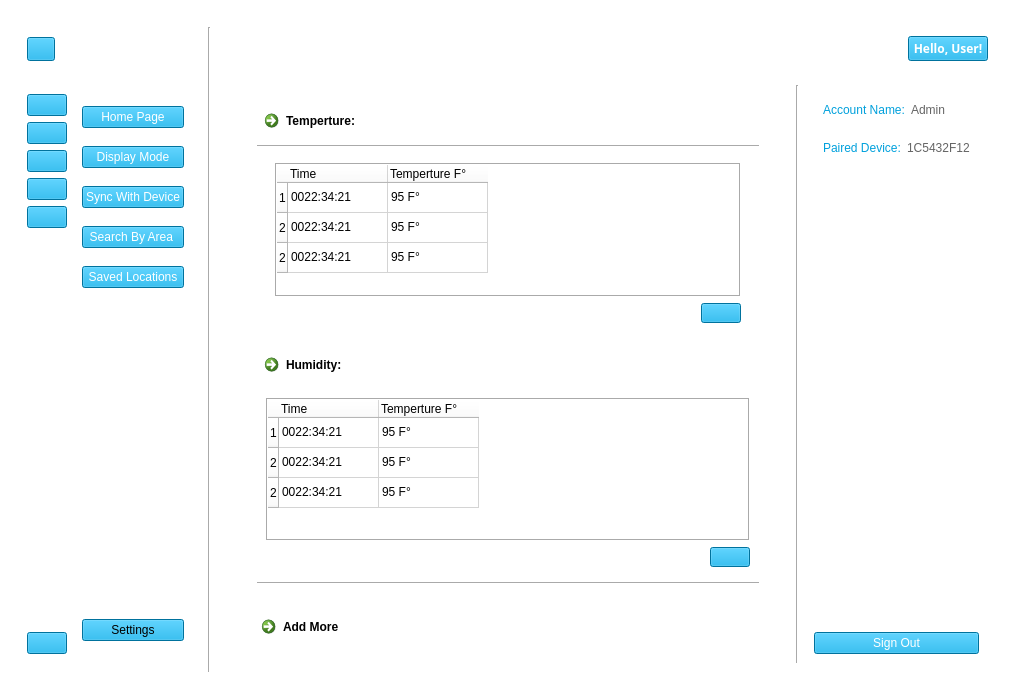
The window that User Interface/WeatherApp.ui (sarscheps/Project---UI-Communications) describes before a commit, drawn with Qt 5.
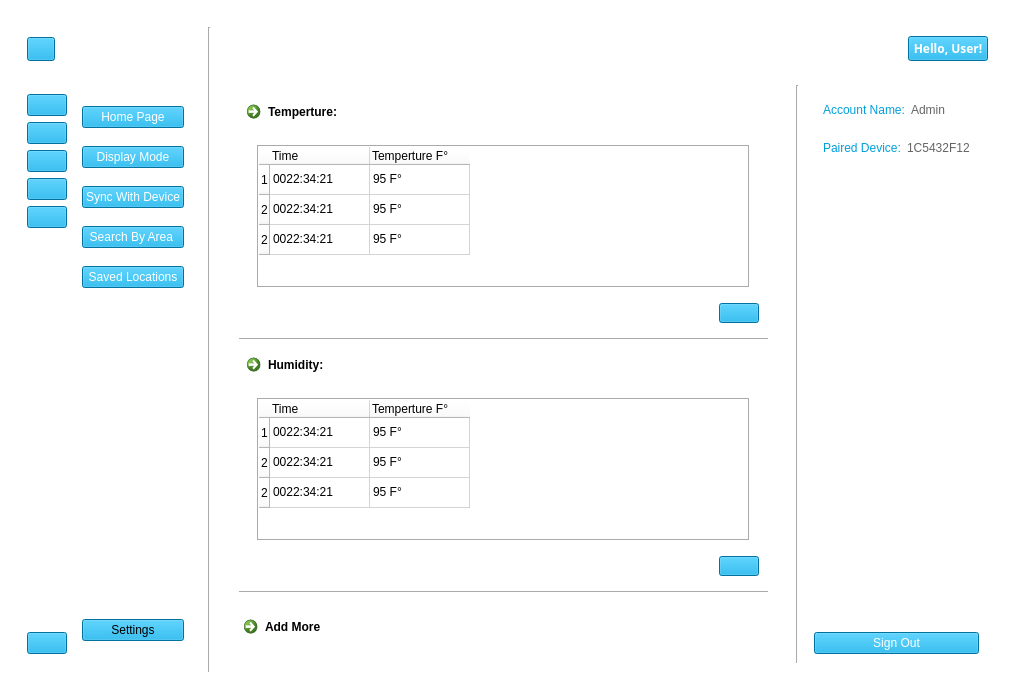
The same window after the commit. The open tabs and pages were chosen to show the change. Icons and pictures are not drawn. Custom widgets are drawn as their Qt base class.

Patch:
```diff
--- a/User Interface/WeatherApp.ui
+++ b/User Interface/WeatherApp.ui
@@ -56,6 +56,9 @@
            <item row="1" column="2">
             <widget class="QWidget" name="mainPageWidget" native="true">
              <layout class="QHBoxLayout" name="horizontalLayout_3">
+              <property name="leftMargin">
+               <number>0</number>
+              </property>
               <item>
                <widget class="QStackedWidget" name="pagesWidget">
                 <property name="enabled">
@@ -74,10 +77,8 @@
                  <enum>QFrame::Plain</enum>
                 </property>
                 <property name="currentIndex">
-                 <number>4</number>
+                 <number>0</number>
                 </property>
-                <widget class="QWidget" name="signInPage_2"/>
-                <widget class="QWidget" name="signUpPage_2"/>
                 <widget class="QWidget" name="homePage">
                  <layout class="QVBoxLayout" name="verticalLayout_9">
                   <item>
@@ -99,6 +100,15 @@
                   <item>
                    <widget class="QWidget" name="tempWidget" native="true">
                     <layout class="QHBoxLayout" name="horizontalLayout_4">
+                     <property name="leftMargin">
+                      <number>0</number>
+                     </property>
+                     <property name="topMargin">
+                      <number>0</number>
+                     </property>
+                     <property name="rightMargin">
+                      <number>0</number>
+                     </property>
                      <property name="bottomMargin">
                       <number>0</number>
                      </property>
@@ -150,13 +160,6 @@
                            </property>
                           </widget>
                          </item>
-                         <item>
-                          <widget class="Line" name="line">
-                           <property name="orientation">
-                            <enum>Qt::Horizontal</enum>
-                           </property>
-                          </widget>
-                         </item>
                          <item>
                           <widget class="QWidget" name="tempExtendableWidget" native="true">
                            <property name="autoFillBackground">
@@ -169,12 +172,12 @@
                             <item>
                              <widget class="QStackedWidget" name="stackedWidget">
                               <property name="currentIndex">
-                               <number>1</number>
+                               <number>0</number>
                               </property>
-                              <widget class="QWidget" name="page_5">
+                              <widget class="QWidget" name="tempTablePage">
                                <layout class="QHBoxLayout" name="horizontalLayout_17">
                                 <item>
-                                 <widget class="QWidget" name="widget_3" native="true">
+                                 <widget class="QWidget" name="tempTableLayoutWidget" native="true">
                                   <layout class="QVBoxLayout" name="verticalLayout_13">
                                    <property name="leftMargin">
                                     <number>0</number>
@@ -189,7 +192,7 @@
                                     <number>0</number>
                                    </property>
                                    <item>
-                                    <widget class="QTableWidget" name="tempTableWidget_3">
+                                    <widget class="QTableWidget" name="tempTableWidget">
                                      <property name="focusPolicy">
                                       <enum>Qt::WheelFocus</enum>
                                      </property>
@@ -295,64 +298,28 @@
                                      </item>
                                     </widget>
                                    </item>
-                                   <item>
-                                    <layout class="QHBoxLayout" name="tempPlotButtonHLayout_3">
-                                     <item>
-                                      <spacer name="tempPlotButtonSpacer_3">
-                                       <property name="orientation">
-                                        <enum>Qt::Horizontal</enum>
-                                       </property>
-                                       <property name="sizeHint" stdset="0">
-                                        <size>
-                                         <width>40</width>
-                                         <height>20</height>
-                                        </size>
-                                       </property>
-                                      </spacer>
-                                     </item>
-                                     <item>
-                                      <widget class="QPushButton" name="tempPlotBushButton_3">
-                                       <property name="minimumSize">
-                                        <size>
-                                         <width>40</width>
-                                         <height>20</height>
-                                        </size>
-                                       </property>
-                                       <property name="cursor">
-                                        <cursorShape>PointingHandCursor</cursorShape>
-                                       </property>
-                                       <property name="styleSheet">
-                                        <string notr="true">font: 700 9pt &quot;Segoe UI&quot;;
-background-color: rgb(0, 160, 220);
-border-color: rgb(0, 0, 0);</string>
-                                       </property>
-                                       <property name="text">
-                                        <string/>
-                                       </property>
-                                       <property name="icon">
-                                        <iconset>
-                                         <normaloff>icons/BasicIcons/icons8-computer-software-with-point-line-diagram-graph-plot-24.png</normaloff>icons/BasicIcons/icons8-computer-software-with-point-line-diagram-graph-plot-24.png</iconset>
-                                       </property>
-                                      </widget>
-                                     </item>
-                                    </layout>
-                                   </item>
-                                  </layout>
+                                  </layout>
                                  </widget>
                                 </item>
                                </layout>
                               </widget>
-                              <widget class="QWidget" name="page_6">
+                              <widget class="QWidget" name="plotWidgetPage">
                                <layout class="QVBoxLayout" name="verticalLayout_15">
                                 <item>
                                  <layout class="QVBoxLayout" name="verticalLayout_14">
                                   <item>
                                    <widget class="QGraphicsView" name="graphicsView"/>
                                   </item>
+                                 </layout>
+                                </item>
+                               </layout>
+                              </widget>
+                             </widget>
+                            </item>
                                   <item>
-                                   <layout class="QHBoxLayout" name="tempPlotButtonHLayout_4">
+                             <layout class="QHBoxLayout" name="tempPlotButtonHLayout">
                                     <item>
-                                     <spacer name="tempPlotButtonSpacer_4">
+                               <spacer name="tempPlotButtonSpacer">
                                       <property name="orientation">
                                        <enum>Qt::Horizontal</enum>
                                       </property>
@@ -365,7 +332,7 @@
                                      </spacer>
                                     </item>
                                     <item>
-                                     <widget class="QPushButton" name="tempPlotBushButton_4">
+                               <widget class="QPushButton" name="tempPlotBushButton">
                                       <property name="minimumSize">
                                        <size>
                                         <width>40</width>
@@ -392,12 +359,13 @@
                                    </layout>
                                   </item>
                                  </layout>
-                                </item>
-                               </layout>
-                              </widget>
-                             </widget>
-                            </item>
-                           </layout>
+                          </widget>
+                         </item>
+                         <item>
+                          <widget class="Line" name="line">
+                           <property name="orientation">
+                            <enum>Qt::Horizontal</enum>
+                           </property>
                           </widget>
                          </item>
                         </layout>
@@ -426,13 +394,22 @@
                   <item>
                    <widget class="QWidget" name="HumidityWidget" native="true">
                     <layout class="QHBoxLayout" name="horizontalLayout_7">
+                     <property name="leftMargin">
+                      <number>0</number>
+                     </property>
                      <property name="topMargin">
                       <number>0</number>
                      </property>
+                     <property name="rightMargin">
+                      <number>0</number>
+                     </property>
+                     <property name="bottomMargin">
+                      <number>0</number>
+                     </property>
                      <item>
                       <layout class="QHBoxLayout" name="humidityHLayout">
                        <item>
-                        <spacer name="humidityHSpacer">
+                        <spacer name="humidityLHSpacer">
                          <property name="orientation">
                           <enum>Qt::Horizontal</enum>
                          </property>
@@ -475,192 +452,165 @@
                           </widget>
                          </item>
                          <item>
-                          <widget class="QStackedWidget" name="stackedWidget_3">
-                           <property name="currentIndex">
-                            <number>0</number>
+                          <widget class="QWidget" name="humidityExtendableWidget" native="true">
+                           <property name="autoFillBackground">
+                            <bool>false</bool>
                            </property>
-                           <widget class="QWidget" name="page_7">
-                            <layout class="QHBoxLayout" name="horizontalLayout_18">
-                             <item>
-                              <widget class="QWidget" name="widget_4" native="true">
                                <layout class="QVBoxLayout" name="verticalLayout_16">
-                                <property name="leftMargin">
-                                 <number>0</number>
-                                </property>
                                 <property name="topMargin">
                                  <number>0</number>
                                 </property>
-                                <property name="rightMargin">
+                            <item>
+                             <widget class="QStackedWidget" name="humidityStackedWidget">
+                              <property name="currentIndex">
                                  <number>0</number>
                                 </property>
-                                <property name="bottomMargin">
-                                 <number>0</number>
-                                </property>
+                              <widget class="QWidget" name="humidityTablePage">
+                               <layout class="QHBoxLayout" name="horizontalLayout_18">
                                 <item>
-                                 <widget class="QTableWidget" name="tempTableWidget_4">
-                                  <property name="focusPolicy">
-                                   <enum>Qt::WheelFocus</enum>
-                                  </property>
-                                  <property name="frameShape">
-                                   <enum>QFrame::Box</enum>
-                                  </property>
-                                  <property name="autoScroll">
-                                   <bool>true</bool>
-                                  </property>
-                                  <property name="editTriggers">
-                                   <set>QAbstractItemView::NoEditTriggers</set>
-                                  </property>
-                                  <property name="tabKeyNavigation">
-                                   <bool>false</bool>
-                                  </property>
-                                  <property name="showDropIndicator" stdset="0">
-                                   <bool>false</bool>
-                                  </property>
-                                  <property name="showGrid">
-                                   <bool>true</bool>
-                                  </property>
-                                  <property name="gridStyle">
-                                   <enum>Qt::SolidLine</enum>
-                                  </property>
-                                  <property name="sortingEnabled">
-                                   <bool>false</bool>
-                                  </property>
-                                  <property name="cornerButtonEnabled">
-                                   <bool>true</bool>
-                                  </property>
-                                  <attribute name="horizontalHeaderVisible">
-                                   <bool>true</bool>
-                                  </attribute>
-                                  <attribute name="horizontalHeaderCascadingSectionResizes">
-                                   <bool>false</bool>
-                                  </attribute>
-                                  <attribute name="horizontalHeaderHighlightSections">
-                                   <bool>true</bool>
-                                  </attribute>
-                                  <attribute name="verticalHeaderVisible">
-                                   <bool>true</bool>
-                                  </attribute>
-                                  <row>
-                                   <property name="text">
-                                    <string>1</string>
-                                   </property>
-                                  </row>
-                                  <row>
-                                   <property name="text">
-                                    <string>2</string>
-                                   </property>
-                                  </row>
-                                  <row>
-                                   <property name="text">
-                                    <string>2</string>
-                                   </property>
-                                  </row>
-                                  <column>
-                                   <property name="text">
-                                    <string>Time</string>
-                                   </property>
-                                   <property name="textAlignment">
-                                    <set>AlignLeading|AlignVCenter</set>
-                                   </property>
-                                  </column>
-                                  <column>
-                                   <property name="text">
-                                    <string>Temperture F°</string>
-                                   </property>
-                                   <property name="textAlignment">
-                                    <set>AlignLeading|AlignVCenter</set>
-                                   </property>
-                                  </column>
-                                  <item row="0" column="0">
-                                   <property name="text">
-                                    <string>0022:34:21</string>
-                                   </property>
-                                  </item>
-                                  <item row="0" column="1">
-                                   <property name="text">
-                                    <string>95 F°</string>
-                                   </property>
-                                  </item>
-                                  <item row="1" column="0">
-                                   <property name="text">
-                                    <string>0022:34:21</string>
-                                   </property>
-                                  </item>
-                                  <item row="1" column="1">
-                                   <property name="text">
-                                    <string>95 F°</string>
-                                   </property>
-                                  </item>
-                                  <item row="2" column="0">
-                                   <property name="text">
-                                    <string>0022:34:21</string>
-                                   </property>
-                                  </item>
-                                  <item row="2" column="1">
-                                   <property name="text">
-                                    <string>95 F°</string>
-                                   </property>
-                                  </item>
-                                 </widget>
-                                </item>
-                                <item>
-                                 <layout class="QHBoxLayout" name="tempPlotButtonHLayout_5">
-                                  <item>
-                                   <spacer name="tempPlotButtonSpacer_5">
-                                    <property name="orientation">
-                                     <enum>Qt::Horizontal</enum>
-                                    </property>
-                                    <property name="sizeHint" stdset="0">
-                                     <size>
-                                      <width>40</width>
-                                      <height>20</height>
-                                     </size>
-                                    </property>
-                                   </spacer>
-                                  </item>
-                                  <item>
-                                   <widget class="QPushButton" name="tempPlotBushButton_5">
-                                    <property name="minimumSize">
-                                     <size>
-                                      <width>40</width>
-                                      <height>20</height>
-                                     </size>
-                                    </property>
-                                    <property name="cursor">
-                                     <cursorShape>PointingHandCursor</cursorShape>
-                                    </property>
-                                    <property name="styleSheet">
-                                     <string notr="true">font: 700 9pt &quot;Segoe UI&quot;;
-background-color: rgb(0, 160, 220);
-border-color: rgb(0, 0, 0);</string>
-                                    </property>
-                                    <property name="text">
-                                     <string/>
-                                    </property>
-                                    <property name="icon">
-                                     <iconset>
-                                      <normaloff>icons/BasicIcons/icons8-computer-software-with-point-line-diagram-graph-plot-24.png</normaloff>icons/BasicIcons/icons8-computer-software-with-point-line-diagram-graph-plot-24.png</iconset>
-                                    </property>
-                                   </widget>
-                                  </item>
-                                 </layout>
-                                </item>
-                               </layout>
-                              </widget>
-                             </item>
-                            </layout>
-                           </widget>
-                           <widget class="QWidget" name="page_8">
+                                 <widget class="QWidget" name="humidityTableLayoutWidget" native="true">
                             <layout class="QVBoxLayout" name="verticalLayout_17">
+                                   <property name="leftMargin">
+                                    <number>0</number>
+                                   </property>
+                                   <property name="topMargin">
+                                    <number>0</number>
+                                   </property>
+                                   <property name="rightMargin">
+                                    <number>0</number>
+                                   </property>
+                                   <property name="bottomMargin">
+                                    <number>0</number>
+                                   </property>
                              <item>
+                                    <widget class="QTableWidget" name="humidityTableWidget">
+                                     <property name="focusPolicy">
+                                      <enum>Qt::WheelFocus</enum>
+                                     </property>
+                                     <property name="frameShape">
+                                      <enum>QFrame::Box</enum>
+                                     </property>
+                                     <property name="autoScroll">
+                                      <bool>true</bool>
+                                     </property>
+                                     <property name="editTriggers">
+                                      <set>QAbstractItemView::NoEditTriggers</set>
+                                     </property>
+                                     <property name="tabKeyNavigation">
+                                      <bool>false</bool>
+                                     </property>
+                                     <property name="showDropIndicator" stdset="0">
+                                      <bool>false</bool>
+                                     </property>
+                                     <property name="showGrid">
+                                      <bool>true</bool>
+                                     </property>
+                                     <property name="gridStyle">
+                                      <enum>Qt::SolidLine</enum>
+                                     </property>
+                                     <property name="sortingEnabled">
+                                      <bool>false</bool>
+                                     </property>
+                                     <property name="cornerButtonEnabled">
+                                      <bool>true</bool>
+                                     </property>
+                                     <attribute name="horizontalHeaderVisible">
+                                      <bool>true</bool>
+                                     </attribute>
+                                     <attribute name="horizontalHeaderCascadingSectionResizes">
+                                      <bool>false</bool>
+                                     </attribute>
+                                     <attribute name="horizontalHeaderHighlightSections">
+                                      <bool>true</bool>
+                                     </attribute>
+                                     <attribute name="verticalHeaderVisible">
+                                      <bool>true</bool>
+                                     </attribute>
+                                     <row>
+                                      <property name="text">
+                                       <string>1</string>
+                                      </property>
+                                     </row>
+                                     <row>
+                                      <property name="text">
+                                       <string>2</string>
+                                      </property>
+                                     </row>
+                                     <row>
+                                      <property name="text">
+                                       <string>2</string>
+                                      </property>
+                                     </row>
+                                     <column>
+                                      <property name="text">
+                                       <string>Time</string>
+                                      </property>
+                                      <property name="textAlignment">
+                                       <set>AlignLeading|AlignVCenter</set>
+                                      </property>
+                                     </column>
+                                     <column>
+                                      <property name="text">
+                                       <string>Temperture F°</string>
+                                      </property>
+                                      <property name="textAlignment">
+                                       <set>AlignLeading|AlignVCenter</set>
+                                      </property>
+                                     </column>
+                                     <item row="0" column="0">
+                                      <property name="text">
+                                       <string>0022:34:21</string>
+                                      </property>
+                                     </item>
+                                     <item row="0" column="1">
+                                      <property name="text">
+                                       <string>95 F°</string>
+                                      </property>
+                                     </item>
+                                     <item row="1" column="0">
+                                      <property name="text">
+                                       <string>0022:34:21</string>
+                                      </property>
+                                     </item>
+                                     <item row="1" column="1">
+                                      <property name="text">
+                                       <string>95 F°</string>
+                                      </property>
+                                     </item>
+                                     <item row="2" column="0">
+                                      <property name="text">
+                                       <string>0022:34:21</string>
+                                      </property>
+                                     </item>
+                                     <item row="2" column="1">
+                                      <property name="text">
+                                       <string>95 F°</string>
+                                      </property>
+                                     </item>
+                                    </widget>
+                                   </item>
+                                  </layout>
+                                 </widget>
+                                </item>
+                               </layout>
+                              </widget>
+                              <widget class="QWidget" name="humidityPlotWidgetPage">
                               <layout class="QVBoxLayout" name="verticalLayout_18">
                                <item>
-                                <widget class="QGraphicsView" name="graphicsView_2"/>
-                               </item>
+                                 <layout class="QVBoxLayout" name="verticalLayout_19">
+                                  <item>
+                                   <widget class="QGraphicsView" name="humidityGraphicViewWidget"/>
+                                  </item>
+                                 </layout>
+                                </item>
+                               </layout>
+                              </widget>
+                             </widget>
+                            </item>
                                <item>
-                                <layout class="QHBoxLayout" name="tempPlotButtonHLayout_6">
+                             <layout class="QHBoxLayout" name="humidityPlotButtonHLayout">
                                  <item>
-                                  <spacer name="tempPlotButtonSpacer_6">
+                               <spacer name="humidityPlotButtonSpacer">
                                    <property name="orientation">
                                     <enum>Qt::Horizontal</enum>
                                    </property>
@@ -673,7 +623,7 @@
                                   </spacer>
                                  </item>
                                  <item>
-                                  <widget class="QPushButton" name="tempPlotBushButton_6">
+                               <widget class="QPushButton" name="humidityPlotBushButton">
                                    <property name="minimumSize">
                                     <size>
                                      <width>40</width>
@@ -700,9 +650,6 @@
                                 </layout>
                                </item>
                               </layout>
-                             </item>
-                            </layout>
-                           </widget>
                           </widget>
                          </item>
                          <item>
@@ -715,7 +662,7 @@
                         </layout>
                        </item>
                        <item>
-                        <spacer name="horizontalSpacer_2">
+                        <spacer name="humidityRHSPacer">
                          <property name="orientation">
                           <enum>Qt::Horizontal</enum>
                          </property>
@@ -738,6 +685,12 @@
                   <item>
                    <widget class="QWidget" name="addMoreWidget" native="true">
                     <layout class="QHBoxLayout" name="horizontalLayout_8">
+                     <property name="leftMargin">
+                      <number>0</number>
+                     </property>
+                     <property name="rightMargin">
+                      <number>0</number>
+                     </property>
                      <item>
                       <layout class="QHBoxLayout" name="addMoreHLayout">
                        <item>
@@ -1219,7 +1172,6 @@
                   </item>
                  </layout>
                 </widget>
-                <widget class="QWidget" name="searchByAreaPage"/>
                </widget>
               </item>
               <item>
@@ -1995,7 +1947,7 @@
                       </colorrole>
                       <colorrole role="PlaceholderText">
                        <brush brushstyle="SolidPattern">
-                        <color alpha="128">
+                        <color alpha="255">
                          <red>0</red>
                          <green>160</green>
                          <blue>220</blue>
@@ -2060,7 +2012,7 @@
                       </colorrole>
                       <colorrole role="PlaceholderText">
                        <brush brushstyle="SolidPattern">
-                        <color alpha="128">
+                        <color alpha="255">
                          <red>0</red>
                          <green>160</green>
                          <blue>220</blue>
@@ -2125,7 +2077,7 @@
                       </colorrole>
                       <colorrole role="PlaceholderText">
                        <brush brushstyle="SolidPattern">
-                        <color alpha="128">
+                        <color alpha="255">
                          <red>0</red>
                          <green>160</green>
                          <blue>220</blue>
@@ -2355,7 +2307,7 @@
                       </colorrole>
                       <colorrole role="PlaceholderText">
                        <brush brushstyle="SolidPattern">
-                        <color alpha="128">
+                        <color alpha="255">
                          <red>255</red>
                          <green>255</green>
                          <blue>255</blue>
@@ -2420,7 +2372,7 @@
                       </colorrole>
                       <colorrole role="PlaceholderText">
                        <brush brushstyle="SolidPattern">
-                        <color alpha="128">
+                        <color alpha="255">
                          <red>255</red>
                          <green>255</green>
                          <blue>255</blue>
@@ -2485,7 +2437,7 @@
                       </colorrole>
                       <colorrole role="PlaceholderText">
                        <brush brushstyle="SolidPattern">
-                        <color alpha="128">
+                        <color alpha="255">
                          <red>255</red>
                          <green>255</green>
                          <blue>255</blue>
```
Lines whose indentation alone changed are shown as unchanged.
